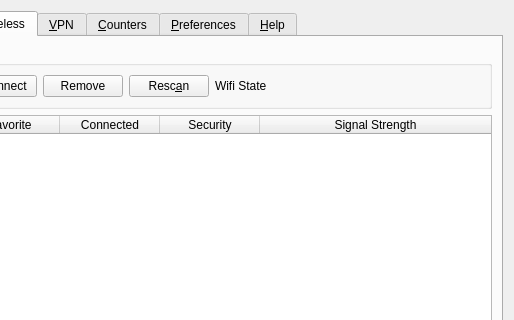
Qt form apps/cmstapp/code/control_box/ui/controlbox.ui (andrew-bibb/cmst) before a commit; both pictures show x 163 to 677 and y 0 to 320 of the 677 by 661 pixel window.
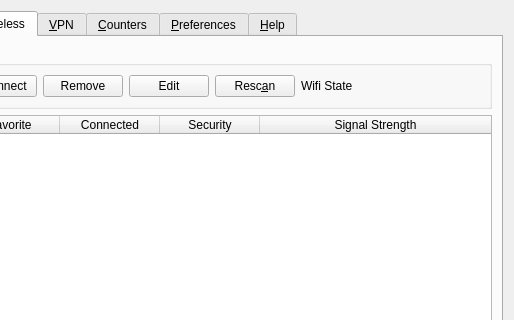
The same form after that commit. The open tabs and pages were chosen to show the change.

```diff
--- a/apps/cmstapp/code/control_box/ui/controlbox.ui
+++ b/apps/cmstapp/code/control_box/ui/controlbox.ui
@@ -684,6 +684,16 @@
             </property>
            </widget>
           </item>
+          <item>
+           <widget class="QPushButton" name="pushButton_edit">
+            <property name="whatsThis">
+             <string>&lt;html&gt;&lt;head/&gt;&lt;body&gt;&lt;p&gt;Select a wifi service in the table below and press this button to edit the service. &lt;/p&gt;&lt;p&gt;The service must have previously been successfully connected (Favorite is true) for this button to work. Pressing &lt;span style=&quot; font-weight:600;&quot;&gt;Edit&lt;/span&gt; will remove the service and then request credentials to establish the connection. If the service is currently connected it will be disconnected first. If the service required a passphrase then the old passphrase it will be cleared and forgotten.&lt;/p&gt;&lt;p&gt;Connman does not provide any methods to retrieve credentials (passphrases, etc.) as that is insecure. CMST will not work around this protection. All this button really does is automate pressing the &lt;span style=&quot; font-weight:600;&quot;&gt;Remove&lt;/span&gt; and &lt;span style=&quot; font-weight:600;&quot;&gt;Connect&lt;/span&gt; buttons above. Make sure you know all of the credentials to reconnect as the existing credentials will be cleared when this button is pressed.&lt;/p&gt;&lt;/body&gt;&lt;/html&gt;</string>
+            </property>
+            <property name="text">
+             <string>Edit</string>
+            </property>
+           </widget>
+          </item>
           <item>
            <widget class="QPushButton" name="pushButton_rescanwifi02">
             <property name="whatsThis">
```
Left out of the diff: 138 changed lines with no effect on the pictures.
